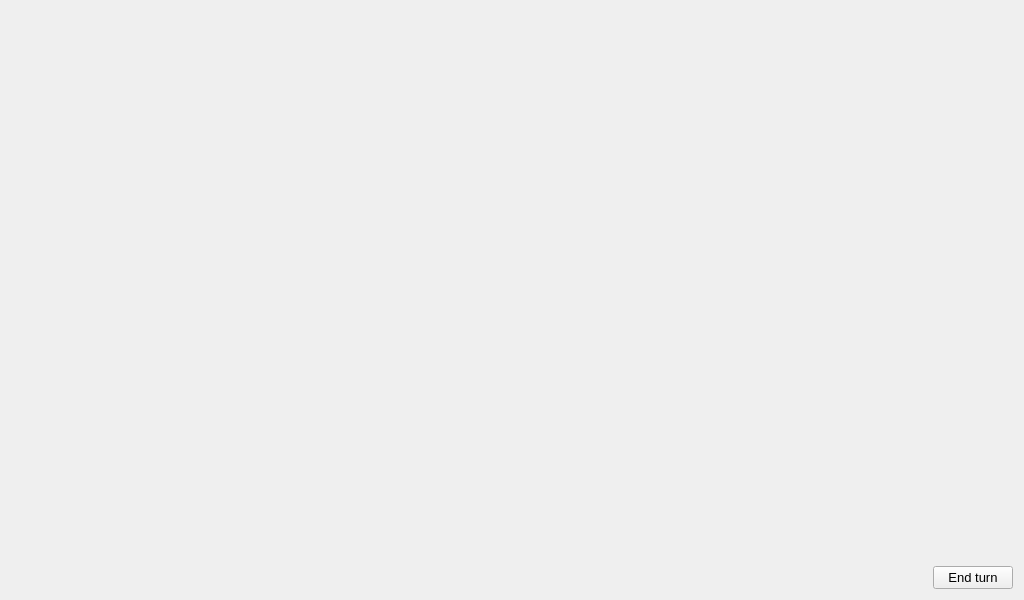
First picture: the form in src/gui/gameview.ui, repository TodorGrin/Moles, before the edit.
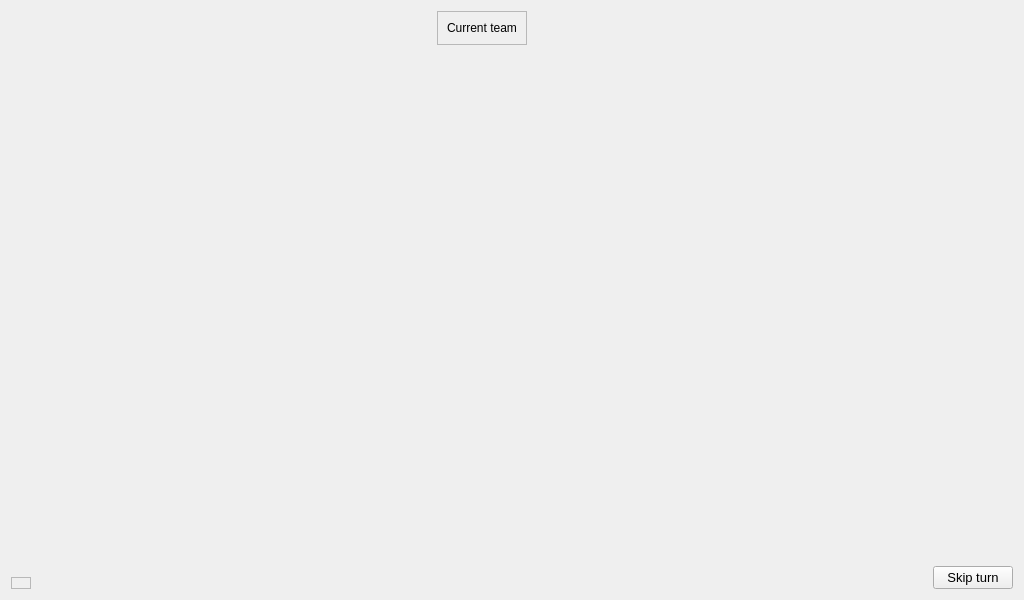
Second picture: the form after the edit.

The edit to the form file:
```diff
--- a/src/gui/gameview.ui
+++ b/src/gui/gameview.ui
@@ -16,9 +16,14 @@
   <property name="windowTitle">
    <string>Form</string>
   </property>
-  <layout class="QGridLayout" name="gridLayout">
-   <item row="0" column="1">
-    <spacer name="verticalSpacer">
+  <layout class="QGridLayout" name="gridLayout" columnstretch="0,1,0,0">
+   <item row="0" column="2">
+    <layout class="QVBoxLayout" name="verticalLayout_2">
+     <property name="spacing">
+      <number>0</number>
+     </property>
+     <item>
+      <spacer name="verticalSpacer_2">
      <property name="orientation">
       <enum>Qt::Vertical</enum>
      </property>
@@ -30,7 +35,7 @@
      </property>
     </spacer>
    </item>
-   <item row="1" column="1">
+     <item>
     <widget class="QPushButton" name="pushButton">
      <property name="font">
       <font>
@@ -44,14 +49,18 @@
       <string notr="true"/>
      </property>
      <property name="text">
-      <string>End turn</string>
+        <string>Skip turn</string>
      </property>
      <property name="flat">
       <bool>false</bool>
      </property>
     </widget>
    </item>
-   <item row="1" column="0">
+    </layout>
+   </item>
+   <item row="0" column="1">
+    <layout class="QGridLayout" name="gridLayout_3">
+     <item row="0" column="0">
     <spacer name="horizontalSpacer">
      <property name="orientation">
       <enum>Qt::Horizontal</enum>
@@ -63,6 +72,125 @@
       </size>
      </property>
     </spacer>
+     </item>
+     <item row="0" column="2">
+      <spacer name="horizontalSpacer_2">
+       <property name="orientation">
+        <enum>Qt::Horizontal</enum>
+       </property>
+       <property name="sizeHint" stdset="0">
+        <size>
+         <width>40</width>
+         <height>20</height>
+        </size>
+       </property>
+      </spacer>
+     </item>
+     <item row="1" column="1">
+      <spacer name="verticalSpacer_3">
+       <property name="orientation">
+        <enum>Qt::Vertical</enum>
+       </property>
+       <property name="sizeHint" stdset="0">
+        <size>
+         <width>20</width>
+         <height>40</height>
+        </size>
+       </property>
+      </spacer>
+     </item>
+     <item row="0" column="1">
+      <widget class="QFrame" name="frame_2">
+       <property name="frameShape">
+        <enum>QFrame::StyledPanel</enum>
+       </property>
+       <property name="frameShadow">
+        <enum>QFrame::Raised</enum>
+       </property>
+       <layout class="QGridLayout" name="gridLayout_4">
+        <item row="0" column="0">
+         <widget class="QLabel" name="currentTeam">
+          <property name="text">
+           <string>Current team</string>
+          </property>
+         </widget>
+        </item>
+       </layout>
+      </widget>
+     </item>
+    </layout>
+   </item>
+   <item row="0" column="0">
+    <layout class="QVBoxLayout" name="verticalLayout">
+     <property name="spacing">
+      <number>0</number>
+     </property>
+     <item>
+      <spacer name="verticalSpacer">
+       <property name="orientation">
+        <enum>Qt::Vertical</enum>
+       </property>
+       <property name="sizeHint" stdset="0">
+        <size>
+         <width>20</width>
+         <height>40</height>
+        </size>
+       </property>
+      </spacer>
+     </item>
+     <item>
+      <widget class="QFrame" name="frame">
+       <property name="sizePolicy">
+        <sizepolicy hsizetype="Preferred" vsizetype="Preferred">
+         <horstretch>0</horstretch>
+         <verstretch>0</verstretch>
+        </sizepolicy>
+       </property>
+       <property name="frameShape">
+        <enum>QFrame::StyledPanel</enum>
+       </property>
+       <property name="frameShadow">
+        <enum>QFrame::Raised</enum>
+       </property>
+       <layout class="QGridLayout" name="gridLayout_2">
+        <property name="leftMargin">
+         <number>0</number>
+        </property>
+        <property name="topMargin">
+         <number>0</number>
+        </property>
+        <property name="rightMargin">
+         <number>0</number>
+        </property>
+        <property name="bottomMargin">
+         <number>0</number>
+        </property>
+        <property name="spacing">
+         <number>0</number>
+        </property>
+        <item row="0" column="0">
+         <layout class="QVBoxLayout" name="teamsInfoFrame">
+          <property name="spacing">
+           <number>7</number>
+          </property>
+          <property name="leftMargin">
+           <number>5</number>
+          </property>
+          <property name="topMargin">
+           <number>5</number>
+          </property>
+          <property name="rightMargin">
+           <number>5</number>
+          </property>
+          <property name="bottomMargin">
+           <number>5</number>
+          </property>
+         </layout>
+        </item>
+       </layout>
+      </widget>
+     </item>
+    </layout>
    </item>
   </layout>
  </widget>
```
Lines whose indentation alone changed are shown as unchanged.
